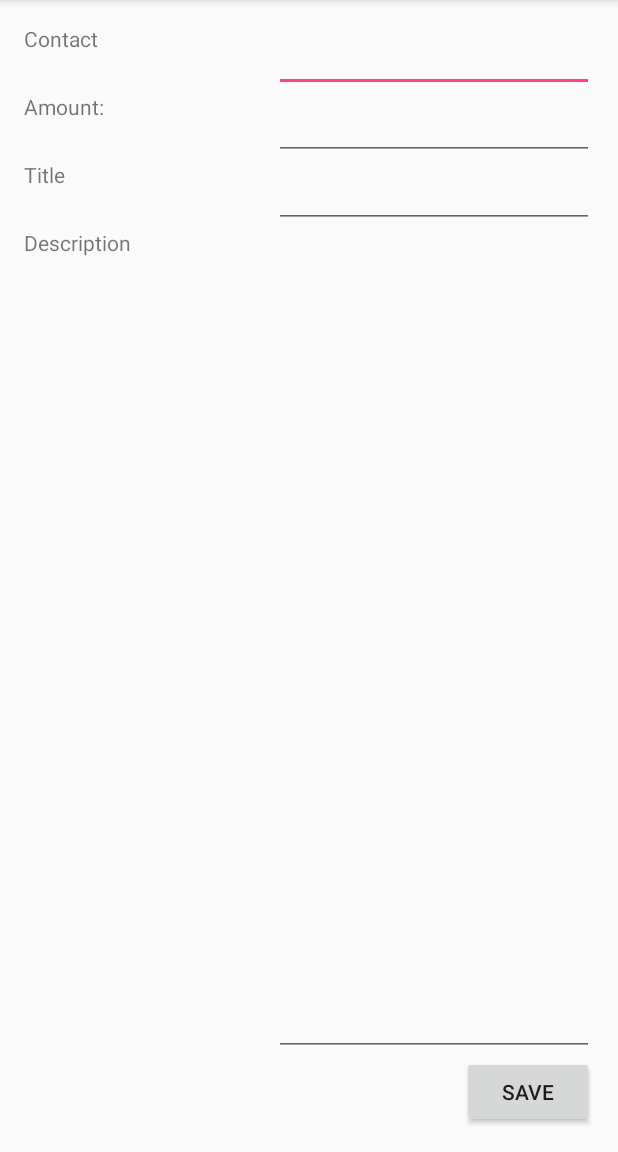
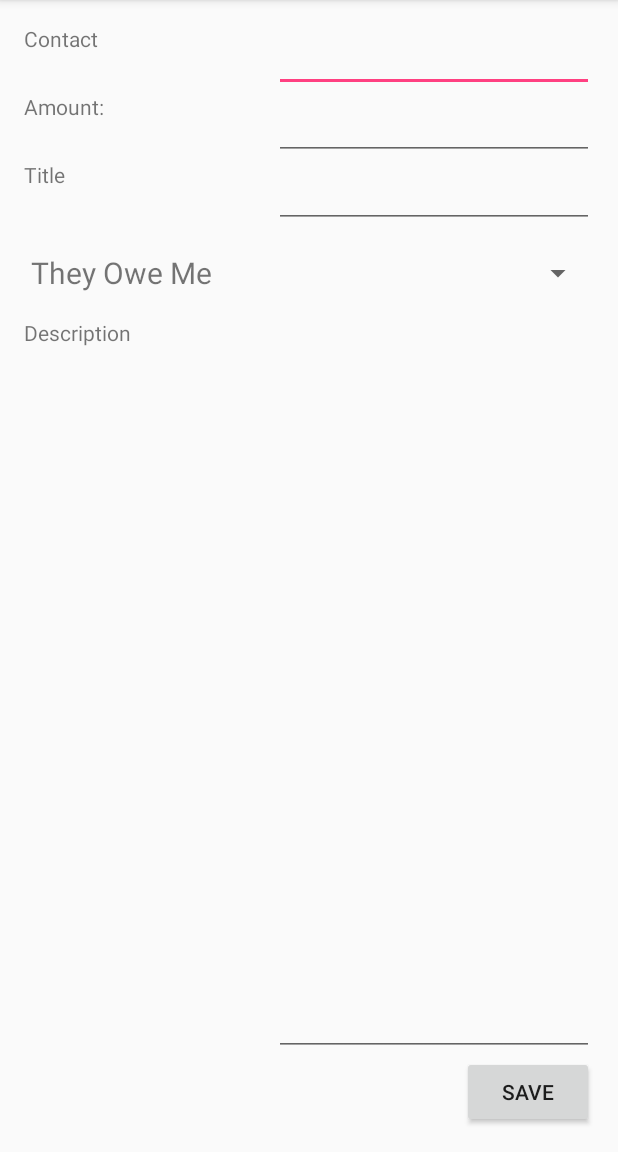
Before and after one commit to holgus103/DebtCollector, an Android app: the screen it shows after launch (AddTransaction), in the options menu, after a tap on "Add transaction", on a phone screen of 412 x 824 dp, the part 84-1236 px from its top. Run offline under Robolectric (Android 15) with nearby library versions, the phone set to English and light mode, and no system bars.

Commit message:
Debt direction
- Spinner with direction added to transaction
- Spinner values - enum values replaced by regex

```diff
--- a/app/src/main/java/debtcollector/holgus103/debtcollector/activities/AddTransaction.java
+++ b/app/src/main/java/debtcollector/holgus103/debtcollector/activities/AddTransaction.java
@@ -4,10 +4,15 @@ import android.database.Cursor;
 import android.os.Bundle;
 import android.view.View;
 import android.widget.AdapterView;
+import android.widget.ArrayAdapter;
 import android.widget.AutoCompleteTextView;
 import android.widget.Button;
 import android.widget.SimpleCursorAdapter;
+import android.widget.Spinner;
 import android.widget.Toast;
+
+import java.util.ArrayList;
+import java.util.List;
 
 import debtcollector.holgus103.debtcollector.R;
 import debtcollector.holgus103.debtcollector.db.dao.ContactsDao;
@@ -16,6 +21,12 @@ import debtcollector.holgus103.debtcollector.db.tables.ContactsTable;
 
 public class AddTransaction extends DebtCollectorMenuActivity implements AdapterView.OnItemClickListener, View.OnClickListener {
 
+    private Spinner directionSpinner;
+
+    enum TransactionDirection{
+        TheyOweMe,
+        IOweThem
+    }
     private SimpleCursorAdapter adapter;
     private String contactID;
     private AutoCompleteTextView autoTextView;
@@ -44,7 +55,8 @@ public class AddTransaction extends DebtCollectorMenuActivity implements Adapter
         Bundle bundle = this.getIntent().getExtras();
         this.autoTextView = (AutoCompleteTextView)this.findViewById(R.id.contactSelectAutoComplete);
         this.addActionListeners();
-
+        this.directionSpinner =  (Spinner)this.findViewById(R.id.direction_spinner);
+        this.populateSpinner();
         this.adapter = new SimpleCursorAdapter(
                 this,
                 R.layout.dropdown_item,
@@ -56,6 +68,8 @@ public class AddTransaction extends DebtCollectorMenuActivity implements Adapter
         this.adapter.setCursorToStringConverter(new ContactsDao.CursorToStringConverter());
         this.autoTextView.setAdapter(adapter);
 
+
+
         String contactID = bundle.getString(DebtCollectorActivity.CONTACT_ID);
         if(contactID != null){
             ContactsDao contact = new ContactsDao(contactID);
@@ -63,6 +77,17 @@ public class AddTransaction extends DebtCollectorMenuActivity implements Adapter
             this.contactID = contactID;
         }
 
+    }
+
+    private void populateSpinner() {
+        ArrayList<String> spinnerValues = new ArrayList<String>();
+        for(TransactionDirection val:TransactionDirection.values()){
+            spinnerValues.add(val.toString().replaceAll("(?=\\p{Upper})", " "));
+        }
+
+        ArrayAdapter<String> spinnerAdapter = new ArrayAdapter<String>(this, R.layout.simple_spinner_item, spinnerValues);
+        directionSpinner.setAdapter(spinnerAdapter);
+        spinnerAdapter.setDropDownViewResource(R.layout.simple_spinner_item);
     }
 
     @Override
@@ -75,12 +100,22 @@ public class AddTransaction extends DebtCollectorMenuActivity implements Adapter
     public void onClick(View v) {
         double amount;
         try {
-            amount = Double.parseDouble(AddTransaction.this.getStringFromView(R.id.amountEditText));
+            amount = Math.abs(Double.parseDouble(AddTransaction.this.getStringFromView(R.id.amountEditText)));
         }
-        catch(NumberFormatException e){
+        catch(NumberFormatException e) {
             Toast toast = Toast.makeText(this, R.string.no_amount, Toast.LENGTH_LONG);
             toast.show();
             return;
+        }
+
+        TransactionDirection direction = TransactionDirection.valueOf(
+                ((String)this.directionSpinner
+                        .getSelectedItem()
+                ).replace(" ", "")
+        );
+        // if user is the one taking the debt, increase the contacts credit
+        if(direction == TransactionDirection.IOweThem){
+            amount = (-1) * amount;
         }
         String title = AddTransaction.this.getStringFromView(R.id.titleEditText);
         if(title == null || title.length() == 0){
--- a/app/src/main/res/layout/activity_add_transaction.xml
+++ b/app/src/main/res/layout/activity_add_transaction.xml
@@ -68,10 +68,15 @@
             android:id="@+id/titleEditText"
             android:layout_alignParentEnd="true" />
     </RelativeLayout>
+    <Spinner
+        android:layout_width="match_parent"
+        android:layout_below="@id/titlePanel"
+        android:id = "@+id/direction_spinner"
+        android:layout_height="60dp"></Spinner>
     <TextView
         android:layout_width="wrap_content"
         android:layout_height="wrap_content"
-        android:layout_below="@+id/titlePanel"
+        android:layout_below="@+id/direction_spinner"
         android:text="@string/transaction_description"
         android:id="@+id/descriptionTextView"
         android:layout_alignParentStart="true" />
@@ -81,7 +86,7 @@
         android:inputType="textMultiLine"
         android:ems="10"
         android:id="@+id/descriptionTextEdit"
-        android:layout_below="@+id/titlePanel"
+        android:layout_below="@+id/direction_spinner"
         android:layout_alignEnd="@+id/saveBtn"
         android:layout_above="@+id/saveBtn" />
     <Button
--- /dev/null
+++ b/app/src/main/res/layout/simple_spinner_item.xml
@@ -0,0 +1,9 @@
+<?xml version="1.0" encoding="utf-8"?>
+
+    <TextView
+        xmlns:android="http://schemas.android.com/apk/res/android"
+        android:text="TextView"
+        android:textSize="20dp"
+        android:layout_width="match_parent"
+        android:layout_height="wrap_content"
+        android:id="@+id/textView2" />
```
